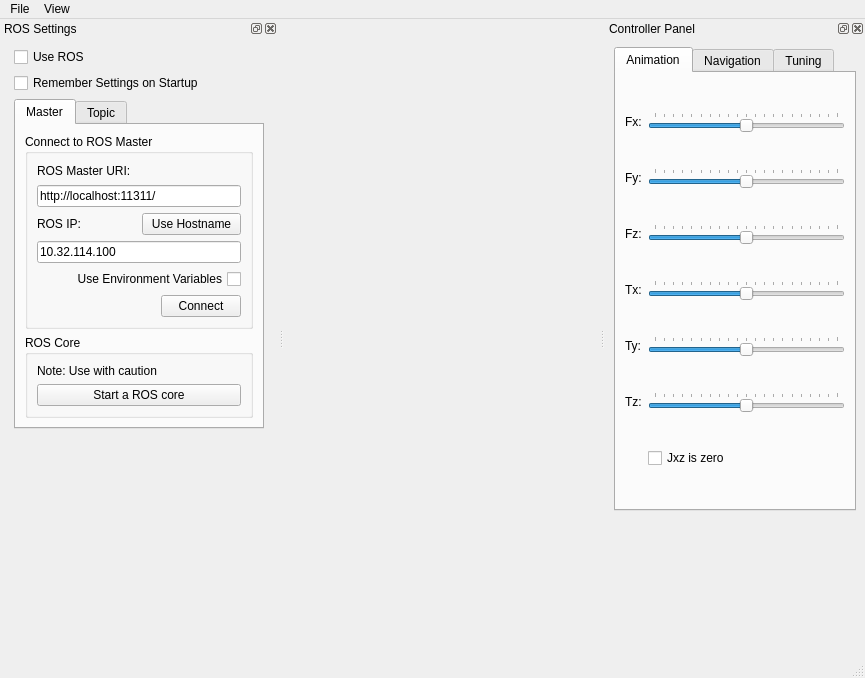
Qt form ui/mainwindow.ui (mjhaskell/EE_674) before a commit.
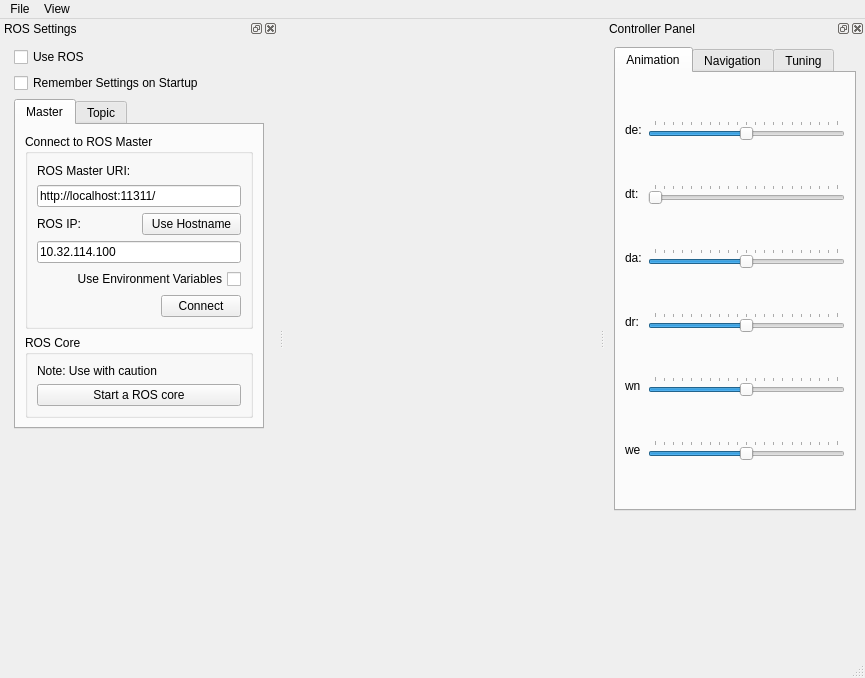
The same form after that commit. Icons and pictures are not drawn.

```diff
--- a/ui/mainwindow.ui
+++ b/ui/mainwindow.ui
@@ -470,110 +470,45 @@
          <string>Animation</string>
         </attribute>
         <layout class="QGridLayout" name="gridLayout_12">
-         <item row="0" column="0">
-          <widget class="QLabel" name="label_16">
-           <property name="text">
-            <string>Fx:</string>
+         <item row="4" column="1">
+          <widget class="QSlider" name="wn_slider">
+           <property name="minimum">
+            <number>-10</number>
            </property>
-           <property name="alignment">
-            <set>Qt::AlignLeading|Qt::AlignLeft|Qt::AlignVCenter</set>
+           <property name="maximum">
+            <number>10</number>
            </property>
-          </widget>
-         </item>
-         <item row="1" column="0">
-          <widget class="QLabel" name="label_17">
-           <property name="text">
-            <string>Fy:</string>
+           <property name="singleStep">
+            <number>1</number>
+           </property>
+           <property name="pageStep">
+            <number>1</number>
+           </property>
+           <property name="value">
+            <number>0</number>
+           </property>
+           <property name="orientation">
+            <enum>Qt::Horizontal</enum>
+           </property>
+           <property name="tickPosition">
+            <enum>QSlider::TicksAbove</enum>
+           </property>
+           <property name="tickInterval">
+            <number>1</number>
            </property>
           </widget>
          </item>
          <item row="2" column="0">
           <widget class="QLabel" name="label_18">
            <property name="text">
-            <string>Fz:</string>
-           </property>
-          </widget>
-         </item>
-         <item row="4" column="1">
-          <widget class="QSlider" name="ty_slider">
-           <property name="minimum">
-            <number>-10</number>
-           </property>
-           <property name="maximum">
-            <number>10</number>
-           </property>
-           <property name="singleStep">
-            <number>1</number>
-           </property>
-           <property name="pageStep">
-            <number>1</number>
-           </property>
-           <property name="orientation">
-            <enum>Qt::Horizontal</enum>
-           </property>
-           <property name="tickPosition">
-            <enum>QSlider::TicksAbove</enum>
-           </property>
-           <property name="tickInterval">
-            <number>1</number>
-           </property>
-          </widget>
-         </item>
-         <item row="2" column="1">
-          <widget class="QSlider" name="fz_slider">
-           <property name="minimum">
-            <number>-10</number>
-           </property>
-           <property name="maximum">
-            <number>10</number>
-           </property>
-           <property name="pageStep">
-            <number>1</number>
-           </property>
-           <property name="orientation">
-            <enum>Qt::Horizontal</enum>
-           </property>
-           <property name="tickPosition">
-            <enum>QSlider::TicksAbove</enum>
-           </property>
-           <property name="tickInterval">
-            <number>1</number>
+            <string>da:</string>
            </property>
           </widget>
          </item>
          <item row="3" column="0">
           <widget class="QLabel" name="label_19">
            <property name="text">
-            <string>Tx:</string>
-           </property>
-          </widget>
-         </item>
-         <item row="1" column="1">
-          <widget class="QSlider" name="fy_slider">
-           <property name="minimum">
-            <number>-10</number>
-           </property>
-           <property name="maximum">
-            <number>10</number>
-           </property>
-           <property name="pageStep">
-            <number>1</number>
-           </property>
-           <property name="orientation">
-            <enum>Qt::Horizontal</enum>
-           </property>
-           <property name="tickPosition">
-            <enum>QSlider::TicksAbove</enum>
-           </property>
-           <property name="tickInterval">
-            <number>1</number>
-           </property>
-          </widget>
-         </item>
-         <item row="4" column="0">
-          <widget class="QLabel" name="label_20">
-           <property name="text">
-            <string>Ty:</string>
+            <string>dr:</string>
            </property>
           </widget>
          </item>
@@ -588,6 +523,12 @@
            <property name="pageStep">
             <number>1</number>
            </property>
+           <property name="sliderPosition">
+            <number>0</number>
+           </property>
+           <property name="tracking">
+            <bool>true</bool>
+           </property>
            <property name="orientation">
             <enum>Qt::Horizontal</enum>
            </property>
@@ -599,10 +540,45 @@
            </property>
           </widget>
          </item>
+         <item row="5" column="1">
+          <widget class="QSlider" name="we_slider">
+           <property name="minimum">
+            <number>-10</number>
+           </property>
+           <property name="maximum">
+            <number>10</number>
+           </property>
+           <property name="singleStep">
+            <number>1</number>
+           </property>
+           <property name="pageStep">
+            <number>1</number>
+           </property>
+           <property name="orientation">
+            <enum>Qt::Horizontal</enum>
+           </property>
+           <property name="tickPosition">
+            <enum>QSlider::TicksAbove</enum>
+           </property>
+           <property name="tickInterval">
+            <number>1</number>
+           </property>
+          </widget>
+         </item>
+         <item row="0" column="0">
+          <widget class="QLabel" name="label_16">
+           <property name="text">
+            <string>de:</string>
+           </property>
+           <property name="alignment">
+            <set>Qt::AlignLeading|Qt::AlignLeft|Qt::AlignVCenter</set>
+           </property>
+          </widget>
+         </item>
          <item row="5" column="0">
           <widget class="QLabel" name="label_21">
            <property name="text">
-            <string>Tz:</string>
+            <string>we</string>
            </property>
           </widget>
          </item>
@@ -631,8 +607,8 @@
            </property>
           </widget>
          </item>
-         <item row="5" column="1">
-          <widget class="QSlider" name="tz_slider">
+         <item row="2" column="1">
+          <widget class="QSlider" name="da_slider">
            <property name="minimum">
             <number>-10</number>
            </property>
@@ -656,10 +632,39 @@
            </property>
           </widget>
          </item>
-         <item row="6" column="1">
-          <widget class="QCheckBox" name="jxz_checkbox">
+         <item row="4" column="0">
+          <widget class="QLabel" name="label_20">
            <property name="text">
-            <string>Jxz is zero</string>
+            <string>wn</string>
+           </property>
+          </widget>
+         </item>
+         <item row="1" column="0">
+          <widget class="QLabel" name="label_17">
+           <property name="text">
+            <string>dt:</string>
+           </property>
+          </widget>
+         </item>
+         <item row="1" column="1">
+          <widget class="QSlider" name="dt_slider">
+           <property name="minimum">
+            <number>0</number>
+           </property>
+           <property name="maximum">
+            <number>20</number>
+           </property>
+           <property name="pageStep">
+            <number>1</number>
+           </property>
+           <property name="orientation">
+            <enum>Qt::Horizontal</enum>
+           </property>
+           <property name="tickPosition">
+            <enum>QSlider::TicksAbove</enum>
+           </property>
+           <property name="tickInterval">
+            <number>1</number>
            </property>
           </widget>
          </item>
```
Left out of the diff: 7 changed lines with no effect on the pictures.
